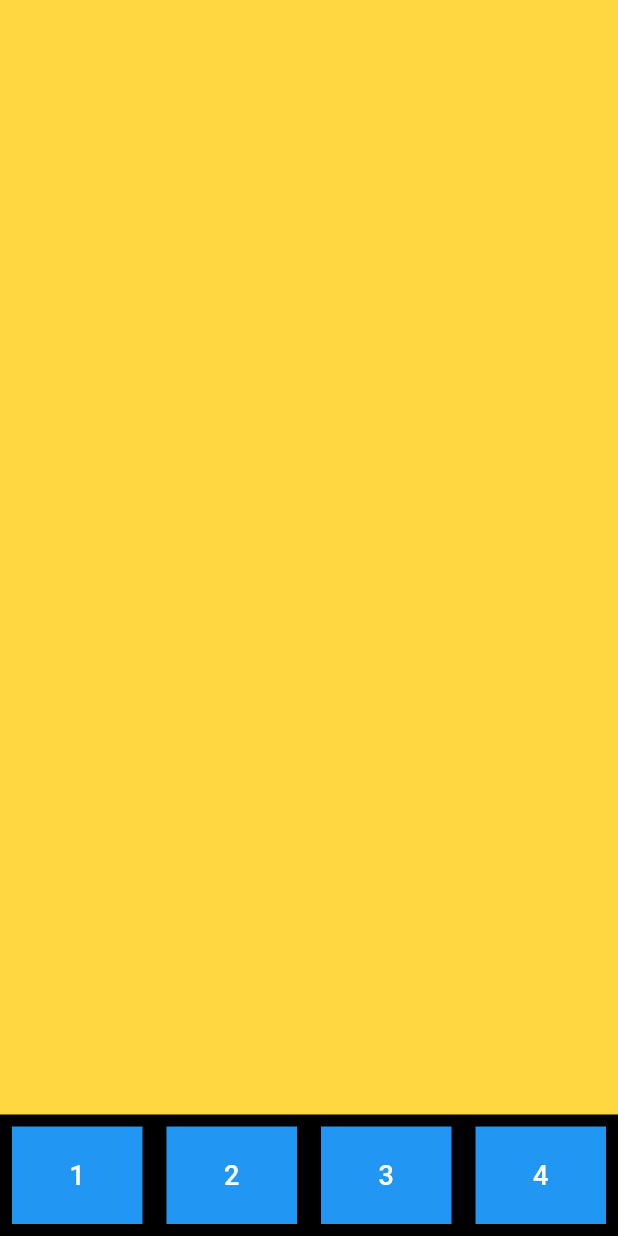
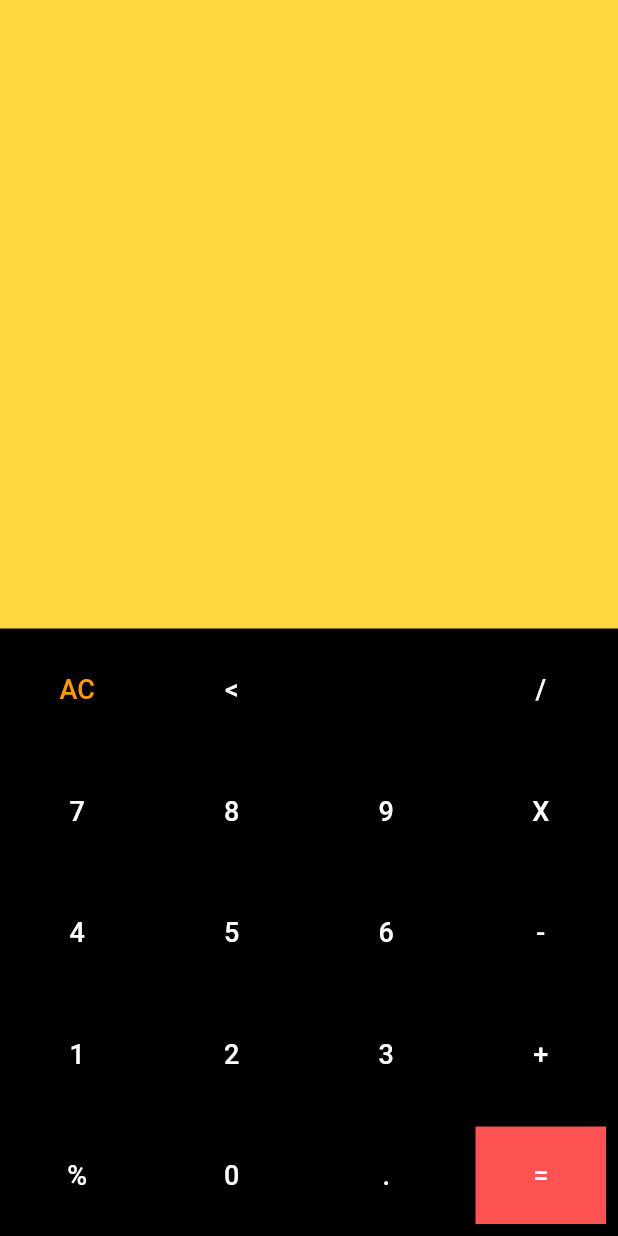
Before and after one commit to shekh00100/Calculator_flutter, a Flutter app: the screen it shows after launch, on a phone screen of 412 x 824 dp. Run offline on Flutter 3.47's test engine with Material 2 defaults, Android fonts, the phone set to English and light mode, and no system bars.

Commit message:
day2 buttons done

```diff
--- a/lib/colors.dart
+++ b/lib/colors.dart
@@ -1,5 +1,5 @@
 import 'package:flutter/material.dart';
 
-const operatorColor = Colors.amber;
+const operatorColor = Colors.transparent;
 const buttonColor = Colors.black;
 const orangecolor = Colors.orange;
--- a/lib/main.dart
+++ b/lib/main.dart
@@ -1,3 +1,6 @@
+// ignore_for_file: prefer_const_constructors
+
+import 'package:calculator/colors.dart';
 import 'package:flutter/material.dart';
 
 void main() => runApp(MaterialApp(
@@ -23,7 +26,51 @@ class _CalculatorState extends State<Calculator> {
         )),
         Row(
           children: [
-            Expanded(
+            button(
+                text: "AC", buttonbgcolor: operatorColor, tcolor: orangecolor),
+            button(text: "<"),
+            button(text: ""),
+            button(text: "/")
+          ],
+        ),
+        Row(
+          children: [
+            button(text: "7"),
+            button(text: "8"),
+            button(text: "9"),
+            button(text: "X")
+          ],
+        ),
+        Row(
+          children: [
+            button(text: "4"),
+            button(text: "5"),
+            button(text: "6"),
+            button(text: "-")
+          ],
+        ),
+        Row(
+          children: [
+            button(text: "1"),
+            button(text: "2"),
+            button(text: "3"),
+            button(text: "+")
+          ],
+        ),
+        Row(
+          children: [
+            button(text: "%"),
+            button(text: "0"),
+            button(text: "."),
+            button(text: "=", buttonbgcolor: Colors.redAccent)
+          ],
+        ),
+      ]),
+    );
+  }
+
+  Widget button({text, tcolor = Colors.white, buttonbgcolor = buttonColor}) {
+    return Expanded(
         child: Container(
       margin: const EdgeInsets.all(8),
       child: ElevatedButton(
@@ -31,77 +78,18 @@ class _CalculatorState extends State<Calculator> {
           shape: RoundedRectangleBorder(
             borderRadius: BorderRadius.zero,
           ),
-                    padding: const EdgeInsets.all(22)),
+          padding: const EdgeInsets.all(22),
+          primary: buttonbgcolor,
+        ),
         onPressed: () {},
-                child: const Text(
-                  "1",
+        child: Text(
+          text,
           style: TextStyle(
             fontSize: 18,
-                    color: Colors.white,
+            color: tcolor,
           ),
         ),
       ),
-            )),
-            Expanded(
-                child: Container(
-              margin: const EdgeInsets.all(8),
-              child: ElevatedButton(
-                style: ElevatedButton.styleFrom(
-                    shape: RoundedRectangleBorder(
-                      borderRadius: BorderRadius.zero,
-                    ),
-                    padding: const EdgeInsets.all(22)),
-                onPressed: () {},
-                child: const Text(
-                  "2",
-                  style: TextStyle(
-                    fontSize: 18,
-                    color: Colors.white,
-                  ),
-                ),
-              ),
-            )),
-            Expanded(
-                child: Container(
-              margin: const EdgeInsets.all(8),
-              child: ElevatedButton(
-                style: ElevatedButton.styleFrom(
-                    shape: RoundedRectangleBorder(
-                      borderRadius: BorderRadius.zero,
-                    ),
-                    padding: const EdgeInsets.all(22)),
-                onPressed: () {},
-                child: const Text(
-                  "3",
-                  style: TextStyle(
-                    fontSize: 18,
-                    color: Colors.white,
-                  ),
-                ),
-              ),
-            )),
-            Expanded(
-                child: Container(
-              margin: const EdgeInsets.all(8),
-              child: ElevatedButton(
-                style: ElevatedButton.styleFrom(
-                    shape: RoundedRectangleBorder(
-                      borderRadius: BorderRadius.zero,
-                    ),
-                    padding: const EdgeInsets.all(22)),
-                onPressed: () {},
-                child: const Text(
-                  "4",
-                  style: TextStyle(
-                    fontSize: 18,
-                    color: Colors.white,
-                  ),
-                ),
-              ),
-            )),
-          ],
-        )
-      ]),
-    );
+    ));
   }
 }
```
Lines whose indentation alone changed are shown as unchanged.
